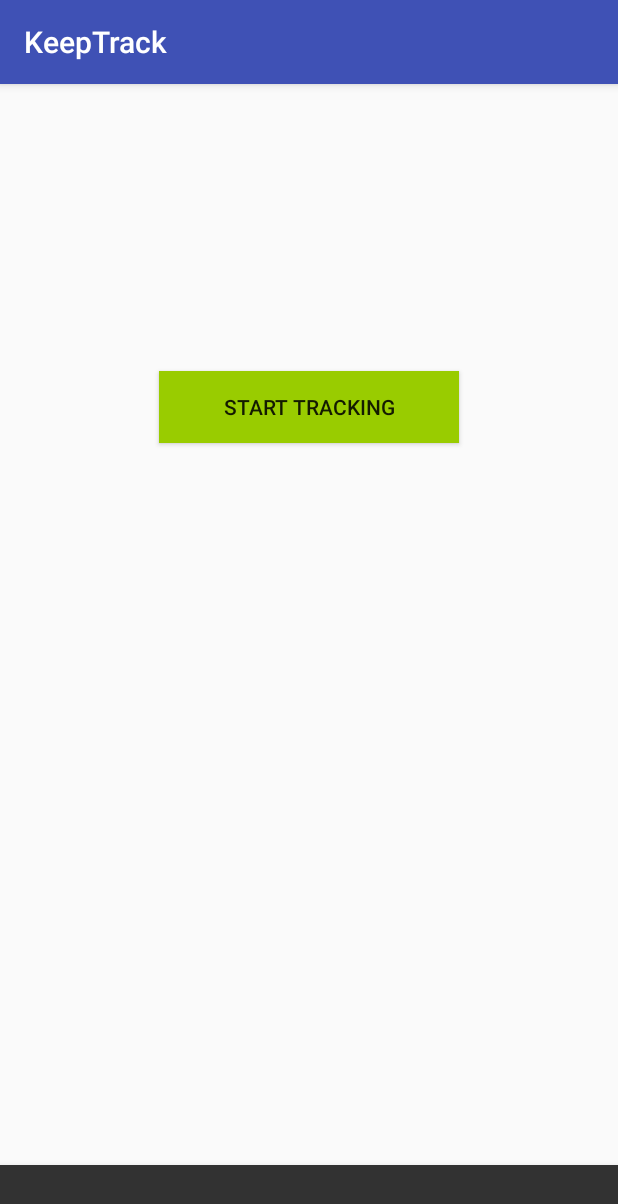
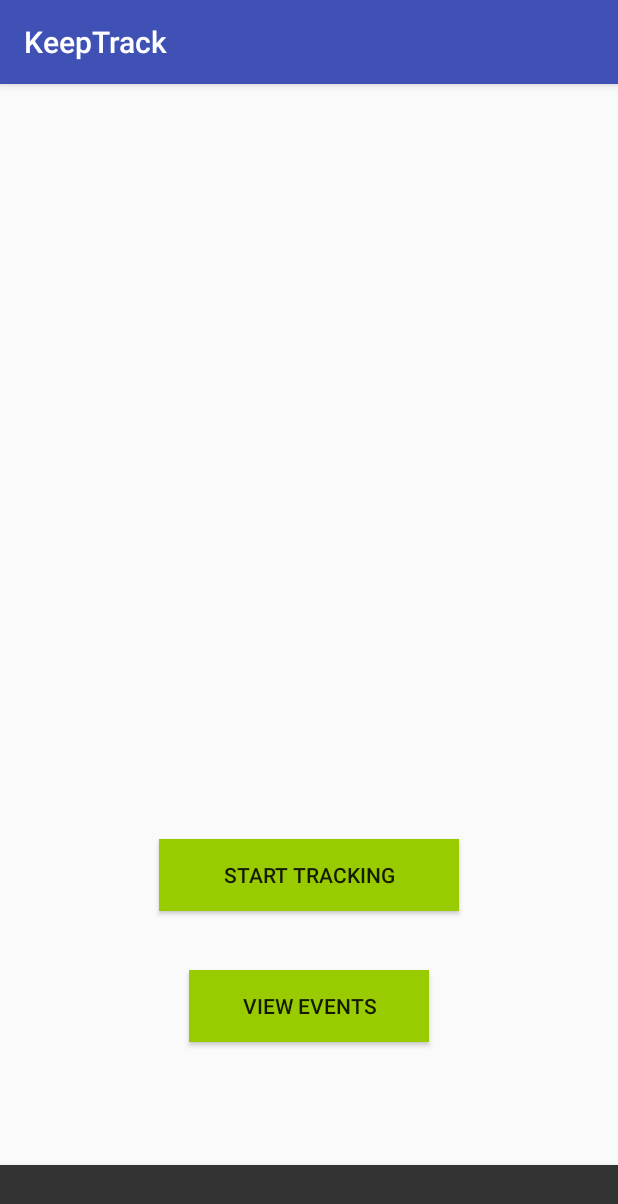
Before and after one commit to eetukallio/KeepTrack, an Android app: the screen it shows after launch (MainActivity), after a tap on "STOP TRACKING", on a phone screen of 412 x 824 dp. Shown: the top 1204 px of the screen. Run offline under Robolectric (Android 15) with nearby library versions, the phone set to English and light mode, and no system bars; 3 statements that could not run were skipped; 1 other tap on this screen came first.

Commit message:
Add database storing for events

```diff
--- a/app/build.gradle
+++ b/app/build.gradle
@@ -27,5 +27,6 @@ dependencies {
     compile 'com.android.support:appcompat-v7:25.2.0'
     compile 'com.android.support:design:25.2.0'
     compile 'com.android.support.constraint:constraint-layout:1.0.2'
+    compile 'com.google.code.gson:gson:2.7'
     testCompile 'junit:junit:4.12'
 }
--- /dev/null
+++ b/app/src/main/java/eetu/kallio/project/tiko/tamk/fi/keeptrack/http/EventPostTask.java
@@ -0,0 +1,71 @@
+package eetu.kallio.project.tiko.tamk.fi.keeptrack.http;
+
+import android.os.AsyncTask;
+import android.util.Log;
+import org.json.JSONException;
+import org.json.JSONObject;
+import java.io.BufferedWriter;
+import java.io.IOException;
+import java.io.OutputStream;
+import java.io.OutputStreamWriter;
+import java.net.HttpURLConnection;
+import java.net.URL;
+import java.util.Date;
+
+import eetu.kallio.project.tiko.tamk.fi.keeptrack.resources.WorkEvent;
+
+/**
+ * Created by Eetu Kallio on 25.4.2017
+ */
+
+public class EventPostTask extends AsyncTask<WorkEvent, Void, Integer> {
+
+    @Override
+    protected Integer doInBackground (WorkEvent... params) {
+        WorkEvent event;
+        String json;
+        HttpURLConnection connection;
+        URL url;
+        int result = 400;
+        event = params[0];
+        json = buildJson(event);
+        Log.d("EventPostTask",  json);
+
+        try {
+            url = new URL("http://10.0.2.2:8080/events");
+            connection = (HttpURLConnection) url.openConnection();
+            connection.setRequestProperty("Content-Type", "application/json");
+            connection.setDoOutput(true);
+            connection.setRequestMethod("POST");
+            connection.connect();
+            OutputStream outputStream = connection.getOutputStream();
+            BufferedWriter writer = new BufferedWriter(new OutputStreamWriter(outputStream, "UTF-8"));
+            writer.write(json);
+            writer.flush();
+            writer.close();
+            outputStream.close();
+            System.out.println(connection.getResponseCode());
+            result = connection.getResponseCode();
+            connection.disconnect();
+            connection.disconnect();
+        } catch ( IOException e ) {
+            e.printStackTrace();
+        }
+
+        return result;
+    }
+
+    public String buildJson(WorkEvent event) {
+
+        JSONObject json = new JSONObject();
+        try {
+            json.put("date", new Date());
+            json.put("duration", event.getDurationSeconds());
+            json.put("user", event.getUser());
+
+        } catch (JSONException e) {
+            e.printStackTrace();
+        }
+        return json.toString();
+    }
+}
--- a/app/src/main/java/eetu/kallio/project/tiko/tamk/fi/keeptrack/EventReceiver.java
+++ b/app/src/main/java/eetu/kallio/project/tiko/tamk/fi/keeptrack/receivers/EventReceiver.java
@@ -1,9 +1,11 @@
-package eetu.kallio.project.tiko.tamk.fi.keeptrack;
+package eetu.kallio.project.tiko.tamk.fi.keeptrack.receivers;
 
 import android.content.BroadcastReceiver;
 import android.content.Context;
 import android.content.Intent;
 import android.util.Log;
+
+import eetu.kallio.project.tiko.tamk.fi.keeptrack.resources.WorkEvent;
 
 public class EventReceiver extends BroadcastReceiver {
 
--- a/app/src/main/java/eetu/kallio/project/tiko/tamk/fi/keeptrack/EventService.java
+++ b/app/src/main/java/eetu/kallio/project/tiko/tamk/fi/keeptrack/services/EventService.java
@@ -1,10 +1,12 @@
-package eetu.kallio.project.tiko.tamk.fi.keeptrack;
+package eetu.kallio.project.tiko.tamk.fi.keeptrack.services;
 
 import android.app.Service;
 import android.content.Intent;
 import android.os.IBinder;
 import android.support.v4.content.LocalBroadcastManager;
 import android.util.Log;
+
+import eetu.kallio.project.tiko.tamk.fi.keeptrack.resources.WorkEvent;
 
 public class EventService extends Service implements Runnable {
 
--- a/app/src/main/java/eetu/kallio/project/tiko/tamk/fi/keeptrack/MainActivity.java
+++ b/app/src/main/java/eetu/kallio/project/tiko/tamk/fi/keeptrack/ui/MainActivity.java
@@ -1,9 +1,7 @@
-package eetu.kallio.project.tiko.tamk.fi.keeptrack;
-
+package eetu.kallio.project.tiko.tamk.fi.keeptrack.ui;
 
 import android.content.Intent;
 import android.content.IntentFilter;
-import android.os.AsyncTask;
 import android.support.design.widget.CoordinatorLayout;
 import android.support.design.widget.Snackbar;
 import android.support.v4.content.LocalBroadcastManager;
@@ -12,11 +10,17 @@ import android.os.Bundle;
 import android.view.View;
 import android.widget.Button;
 
+import eetu.kallio.project.tiko.tamk.fi.keeptrack.R;
+import eetu.kallio.project.tiko.tamk.fi.keeptrack.resources.WorkEvent;
+import eetu.kallio.project.tiko.tamk.fi.keeptrack.http.EventPostTask;
+import eetu.kallio.project.tiko.tamk.fi.keeptrack.receivers.EventReceiver;
+import eetu.kallio.project.tiko.tamk.fi.keeptrack.services.EventService;
+
 public class MainActivity extends AppCompatActivity {
 
     private boolean EVENT_ON = false;
     private CoordinatorLayout coordinatorLayout;
-    private EventReceiver  receiver;
+    private EventReceiver receiver;
     private Button startButton;
     LocalBroadcastManager manager;
 
@@ -71,6 +75,11 @@ public class MainActivity extends AppCompatActivity {
 
     public void  postEvent(WorkEvent event) {
 
+        new EventPostTask().execute(event);
+    }
+
+    public void viewEvents(View view) {
+
 
     }
 }
--- a/app/src/main/res/layout/activity_main.xml
+++ b/app/src/main/res/layout/activity_main.xml
@@ -1,27 +1,37 @@
 <?xml version="1.0" encoding="utf-8"?>
 <android.support.design.widget.CoordinatorLayout
+    xmlns:tools="http://schemas.android.com/tools"
     android:id="@+id/myCoordinatorLayout"
     xmlns:android="http://schemas.android.com/apk/res/android"
     xmlns:app="http://schemas.android.com/apk/res-auto"
     android:layout_width="match_parent"
     android:layout_height="match_parent">
+
     <RelativeLayout
-    xmlns:android="http://schemas.android.com/apk/res/android"
-    xmlns:app="http://schemas.android.com/apk/res-auto"
-    xmlns:tools="http://schemas.android.com/tools"
         android:layout_width="match_parent"
         android:layout_height="match_parent"
-    tools:context="eetu.kallio.project.tiko.tamk.fi.keeptrack.MainActivity">
+        tools:context="eetu.kallio.project.tiko.tamk.fi.keeptrack.ui.MainActivity">
 
         <Button
             android:id="@+id/startTrackingButton"
             android:layout_width="200dp"
             android:layout_height="wrap_content"
+            android:layout_marginBottom="87dp"
             android:background="@android:color/holo_green_light"
             android:onClick="startEvent"
             android:text="start tracking"
-        android:layout_alignParentTop="true"
-        android:layout_centerHorizontal="true"
-        android:layout_marginTop="191dp"/>
+            android:layout_alignBottom="@+id/viewEventsButton"
+            android:layout_centerHorizontal="true"/>
+
+        <Button
+            android:id="@+id/viewEventsButton"
+            android:layout_width="160dp"
+            android:layout_height="wrap_content"
+            android:layout_marginBottom="129dp"
+            android:background="@android:color/holo_green_light"
+            android:onClick="viewEvents"
+            android:text="view events"
+            android:layout_alignParentBottom="true"
+            android:layout_centerHorizontal="true"/>
     </RelativeLayout>
 </android.support.design.widget.CoordinatorLayout>
```
Also changed, not shown: app/src/main/AndroidManifest.xml (+9 -4 lines), app/src/main/java/eetu/kallio/project/tiko/tamk/fi/keeptrack/resources/WorkEvent.java (renamed from app/src/main/java/eetu/kallio/project/tiko/tamk/fi/keeptrack/WorkEvent.java, +11 -1 lines), app/src/main/java/eetu/kallio/project/tiko/tamk/fi/keeptrack/ui/EventListActivity.java (added, +15 -0 lines), app/src/main/res/layout/activity_event_list.xml (added, +10 -0 lines). Lines whose indentation alone changed are shown as unchanged.
